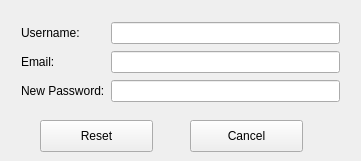
Above: reset_password_window.ui from allenh1/timefuse-client before the change. Below: the same form after it.
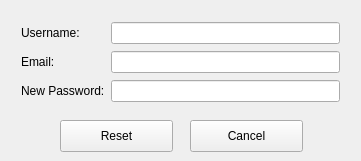
That is the form after the change.

Commit message: fixed spacing in reset password

Patch:
```diff
--- a/reset_password_window.ui
+++ b/reset_password_window.ui
@@ -58,7 +58,7 @@
   <widget class="QPushButton" name="reset_button">
    <property name="geometry">
     <rect>
-     <x>40</x>
+     <x>60</x>
      <y>120</y>
      <width>113</width>
      <height>32</height>
```
